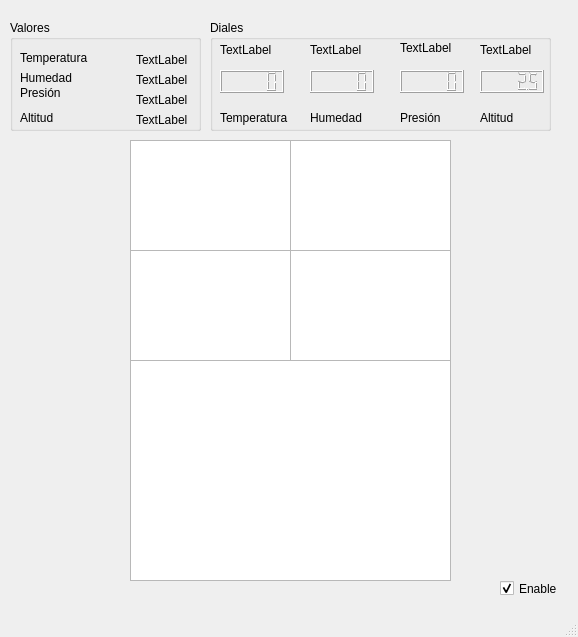
Before: the Qt Designer form InterfazProyec.ui in Holocron09/Proyecto_arqui_Clase, drawn with Qt 5.
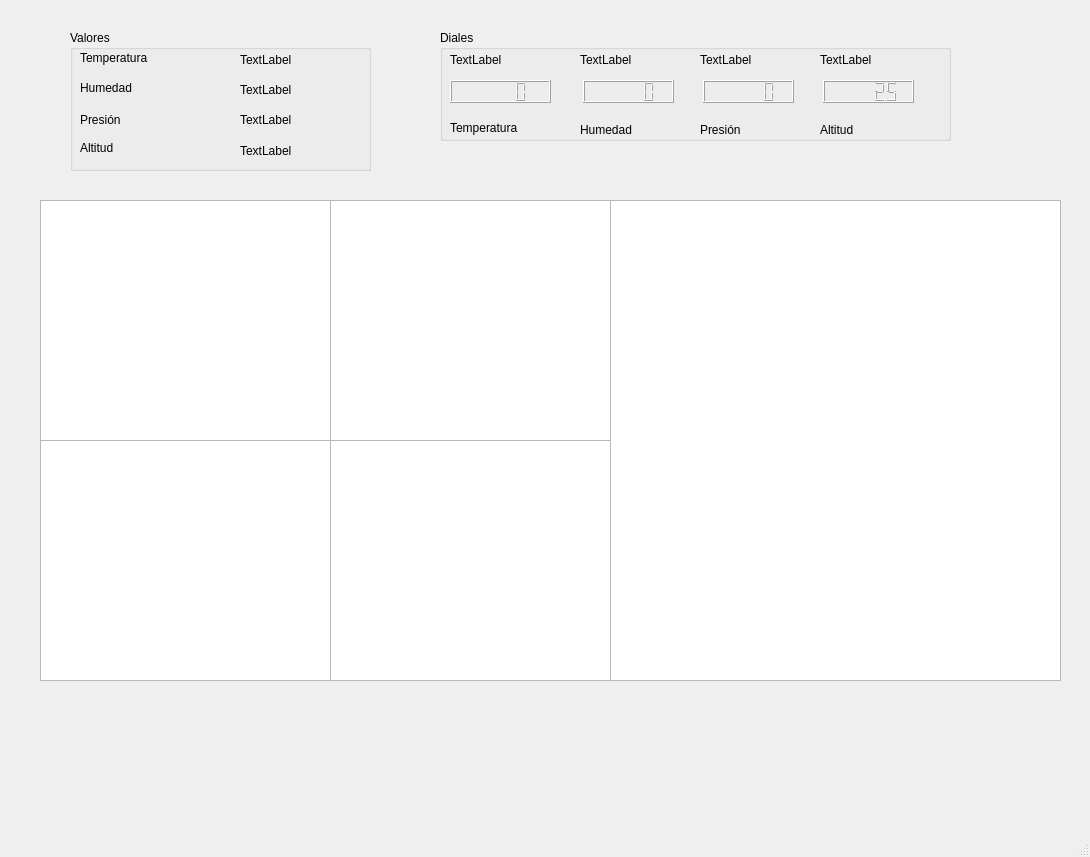
After: the same form once the commit is applied. Custom widgets are drawn as their Qt base class.

Commit message: cambios interfaz base

What changed in the file:
```diff
--- a/InterfazProyec.ui
+++ b/InterfazProyec.ui
@@ -6,8 +6,8 @@
    <rect>
     <x>0</x>
     <y>0</y>
-    <width>578</width>
-    <height>637</height>
+    <width>1090</width>
+    <height>857</height>
    </rect>
   </property>
   <property name="windowTitle">
@@ -17,20 +17,20 @@
    <widget class="PlotWidget" name="graphicsView">
     <property name="geometry">
      <rect>
-      <x>130</x>
-      <y>140</y>
-      <width>161</width>
-      <height>111</height>
+      <x>40</x>
+      <y>200</y>
+      <width>291</width>
+      <height>241</height>
      </rect>
     </property>
    </widget>
    <widget class="QGroupBox" name="groupBox">
     <property name="geometry">
      <rect>
-      <x>10</x>
-      <y>20</y>
-      <width>191</width>
-      <height>111</height>
+      <x>70</x>
+      <y>30</y>
+      <width>301</width>
+      <height>141</height>
      </rect>
     </property>
     <property name="title">
@@ -53,7 +53,7 @@
      <property name="geometry">
       <rect>
        <x>10</x>
-       <y>30</y>
+       <y>20</y>
        <width>91</width>
        <height>16</height>
       </rect>
@@ -66,7 +66,7 @@
      <property name="geometry">
       <rect>
        <x>10</x>
-       <y>90</y>
+       <y>110</y>
        <width>91</width>
        <height>16</height>
       </rect>
@@ -78,10 +78,10 @@
     <widget class="QLabel" name="label_8">
      <property name="geometry">
       <rect>
-       <x>126</x>
-       <y>90</y>
-       <width>51</width>
-       <height>20</height>
+       <x>170</x>
+       <y>110</y>
+       <width>81</width>
+       <height>21</height>
       </rect>
      </property>
      <property name="text">
@@ -91,9 +91,9 @@
     <widget class="QLabel" name="label_5">
      <property name="geometry">
       <rect>
-       <x>126</x>
-       <y>30</y>
-       <width>51</width>
+       <x>170</x>
+       <y>20</y>
+       <width>111</width>
        <height>20</height>
       </rect>
      </property>
@@ -104,9 +104,9 @@
     <widget class="QLabel" name="label_6">
      <property name="geometry">
       <rect>
-       <x>126</x>
+       <x>170</x>
        <y>50</y>
-       <width>51</width>
+       <width>91</width>
        <height>20</height>
       </rect>
      </property>
@@ -118,7 +118,7 @@
      <property name="geometry">
       <rect>
        <x>10</x>
-       <y>63</y>
+       <y>80</y>
        <width>91</width>
        <height>20</height>
       </rect>
@@ -130,9 +130,9 @@
     <widget class="QLabel" name="label_7">
      <property name="geometry">
       <rect>
-       <x>126</x>
-       <y>70</y>
-       <width>51</width>
+       <x>170</x>
+       <y>80</y>
+       <width>91</width>
        <height>20</height>
       </rect>
      </property>
@@ -144,19 +144,19 @@
    <widget class="PlotWidget" name="graphicsView_2">
     <property name="geometry">
      <rect>
-      <x>290</x>
-      <y>140</y>
-      <width>161</width>
-      <height>111</height>
+      <x>330</x>
+      <y>200</y>
+      <width>281</width>
+      <height>241</height>
      </rect>
     </property>
    </widget>
    <widget class="QGroupBox" name="groupBox_2">
     <property name="geometry">
      <rect>
-      <x>210</x>
-      <y>20</y>
-      <width>341</width>
+      <x>440</x>
+      <y>30</y>
+      <width>511</width>
       <height>111</height>
      </rect>
     </property>
@@ -166,9 +166,9 @@
     <widget class="QLabel" name="label_12">
      <property name="geometry">
       <rect>
-       <x>270</x>
+       <x>380</x>
        <y>20</y>
-       <width>51</width>
+       <width>81</width>
        <height>20</height>
       </rect>
      </property>
@@ -181,7 +181,7 @@
       <rect>
        <x>10</x>
        <y>20</y>
-       <width>61</width>
+       <width>101</width>
        <height>20</height>
       </rect>
      </property>
@@ -192,10 +192,10 @@
     <widget class="QLabel" name="label_11">
      <property name="geometry">
       <rect>
-       <x>190</x>
+       <x>260</x>
        <y>20</y>
-       <width>51</width>
-       <height>16</height>
+       <width>81</width>
+       <height>20</height>
       </rect>
      </property>
      <property name="text">
@@ -205,9 +205,9 @@
     <widget class="QLabel" name="label_10">
      <property name="geometry">
       <rect>
-       <x>100</x>
+       <x>140</x>
        <y>20</y>
-       <width>51</width>
+       <width>81</width>
        <height>20</height>
       </rect>
      </property>
@@ -218,10 +218,10 @@
     <widget class="QLabel" name="label_16">
      <property name="geometry">
       <rect>
-       <x>270</x>
+       <x>380</x>
        <y>90</y>
-       <width>61</width>
-       <height>16</height>
+       <width>91</width>
+       <height>20</height>
       </rect>
      </property>
      <property name="text">
@@ -231,10 +231,10 @@
     <widget class="QLabel" name="label_15">
      <property name="geometry">
       <rect>
-       <x>190</x>
+       <x>260</x>
        <y>90</y>
-       <width>61</width>
-       <height>16</height>
+       <width>91</width>
+       <height>20</height>
       </rect>
      </property>
      <property name="text">
@@ -246,7 +246,7 @@
       <rect>
        <x>10</x>
        <y>90</y>
-       <width>71</width>
+       <width>101</width>
        <height>16</height>
       </rect>
      </property>
@@ -257,10 +257,10 @@
     <widget class="QLabel" name="label_14">
      <property name="geometry">
       <rect>
-       <x>100</x>
+       <x>140</x>
        <y>90</y>
-       <width>61</width>
-       <height>16</height>
+       <width>91</width>
+       <height>20</height>
       </rect>
      </property>
      <property name="text">
@@ -272,7 +272,7 @@
       <rect>
        <x>10</x>
        <y>50</y>
-       <width>64</width>
+       <width>101</width>
        <height>23</height>
       </rect>
      </property>
@@ -280,9 +280,9 @@
     <widget class="QLCDNumber" name="lcdNumber_2">
      <property name="geometry">
       <rect>
-       <x>100</x>
+       <x>143</x>
        <y>50</y>
-       <width>64</width>
+       <width>91</width>
        <height>23</height>
       </rect>
      </property>
@@ -290,9 +290,9 @@
     <widget class="QLCDNumber" name="lcdNumber_3">
      <property name="geometry">
       <rect>
-       <x>190</x>
+       <x>263</x>
        <y>50</y>
-       <width>64</width>
+       <width>91</width>
        <height>23</height>
       </rect>
      </property>
@@ -300,9 +300,9 @@
     <widget class="QLCDNumber" name="lcdNumber_4">
      <property name="geometry">
       <rect>
-       <x>270</x>
+       <x>383</x>
        <y>50</y>
-       <width>64</width>
+       <width>91</width>
        <height>23</height>
       </rect>
      </property>
@@ -320,49 +320,33 @@
    <widget class="PlotWidget" name="graphicsView_3">
     <property name="geometry">
      <rect>
-      <x>290</x>
-      <y>250</y>
-      <width>161</width>
-      <height>111</height>
+      <x>330</x>
+      <y>440</y>
+      <width>281</width>
+      <height>241</height>
      </rect>
     </property>
    </widget>
    <widget class="PlotWidget" name="graphicsView_4">
     <property name="geometry">
      <rect>
-      <x>130</x>
-      <y>250</y>
-      <width>161</width>
-      <height>111</height>
+      <x>40</x>
+      <y>440</y>
+      <width>291</width>
+      <height>241</height>
      </rect>
     </property>
    </widget>
    <widget class="PlotWidget" name="graphicsView_5">
     <property name="geometry">
      <rect>
-      <x>130</x>
-      <y>360</y>
-      <width>321</width>
-      <height>221</height>
+      <x>610</x>
+      <y>200</y>
+      <width>451</width>
+      <height>481</height>
      </rect>
     </property>
    </widget>
-   <widget class="QCheckBox" name="checkBox">
-    <property name="geometry">
-     <rect>
-      <x>500</x>
-      <y>580</y>
-      <width>70</width>
-      <height>17</height>
-     </rect>
-    </property>
-    <property name="text">
-     <string>Enable</string>
-    </property>
-    <property name="checked">
-     <bool>true</bool>
-    </property>
-   </widget>
   </widget>
   <widget class="QMenuBar" name="menubar">
    <property name="geometry">
```
Left out of the diff: 2 changed lines with no effect on the pictures.
